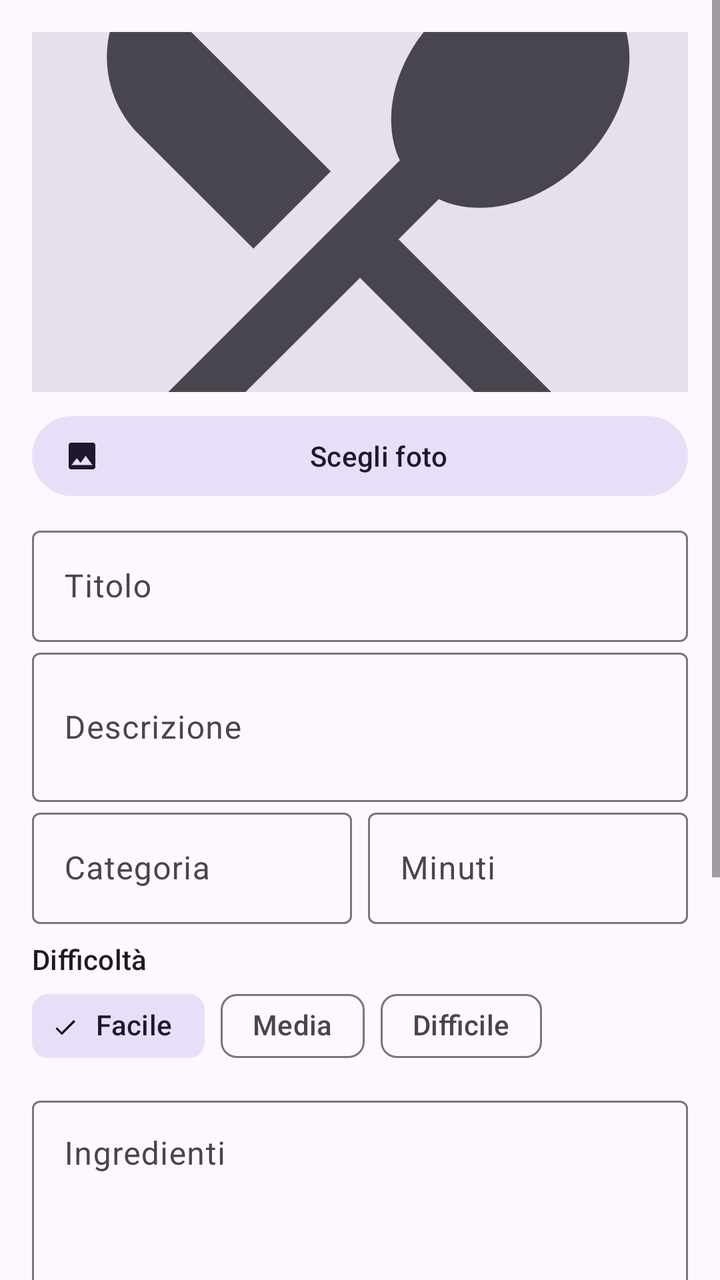
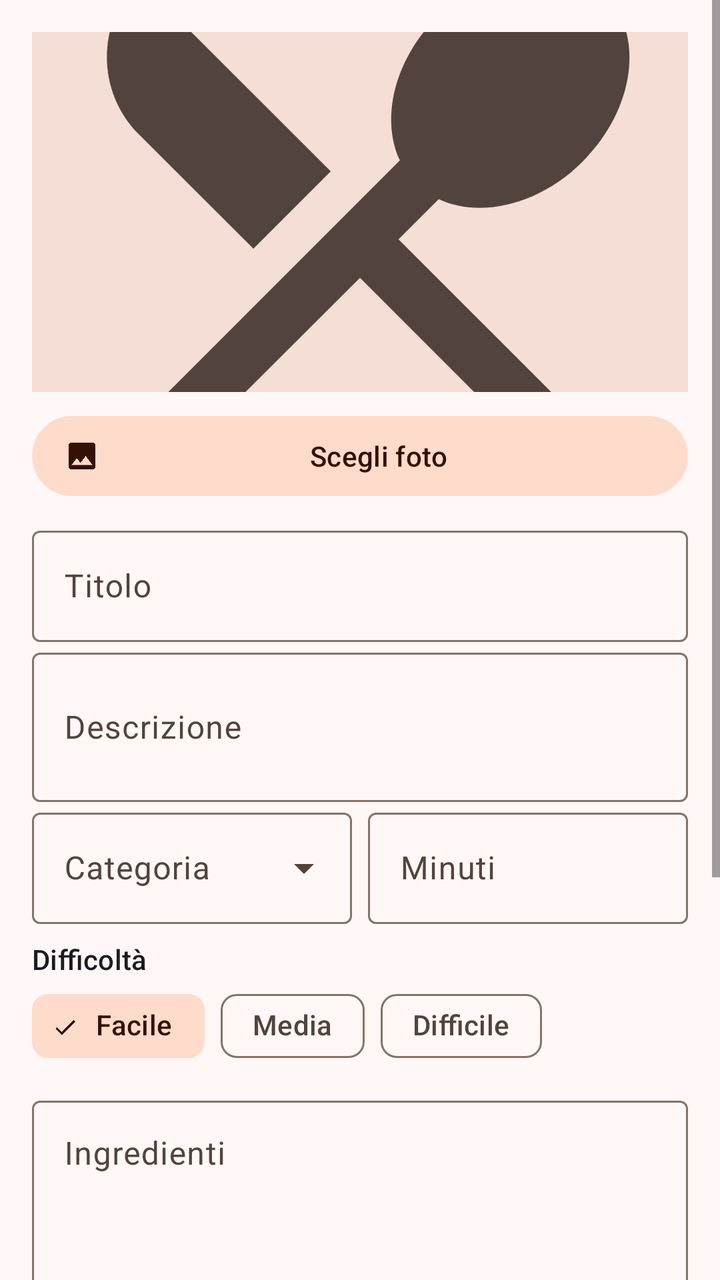

Two renders of the same Android screen: before a commit and after it. Below are the layout's source before the change and the commit's diff.
<!-- AndroidManifest.xml: application theme Theme.ESAMEMOBILE -->
<!-- res/layout/fragment_recipe_edit.xml -->
<?xml version="1.0" encoding="utf-8"?>
<ScrollView xmlns:android="http://schemas.android.com/apk/res/android"
    xmlns:app="http://schemas.android.com/apk/res-auto"
    android:layout_width="match_parent"
    android:layout_height="match_parent">

    <LinearLayout
        android:layout_width="match_parent"
        android:layout_height="wrap_content"
        android:orientation="vertical"
        android:padding="16dp">

        <ImageView
            android:id="@+id/imageRecipe"
            android:layout_width="match_parent"
            android:layout_height="180dp"
            android:background="?attr/colorSurfaceVariant"
            android:contentDescription="@string/recipe_image"
            android:scaleType="centerCrop"
            android:src="@drawable/ic_recipe_placeholder" />

        <com.google.android.material.button.MaterialButton
            android:id="@+id/buttonPickImage"
            style="@style/Widget.Material3.Button.TonalButton.Icon"
            android:layout_width="match_parent"
            android:layout_height="wrap_content"
            android:layout_marginTop="8dp"
            android:text="@string/recipe_pick_image"
            app:icon="@drawable/ic_image" />

        <com.google.android.material.textfield.TextInputLayout
            android:layout_width="match_parent"
            android:layout_height="wrap_content"
            android:layout_marginTop="8dp"
            android:hint="@string/recipe_title_hint">

            <com.google.android.material.textfield.TextInputEditText
                android:id="@+id/editTitle"
                android:layout_width="match_parent"
                android:layout_height="wrap_content"
                android:inputType="textCapSentences" />
        </com.google.android.material.textfield.TextInputLayout>

        <com.google.android.material.textfield.TextInputLayout
            android:layout_width="match_parent"
            android:layout_height="wrap_content"
            android:hint="@string/recipe_description_hint">

            <com.google.android.material.textfield.TextInputEditText
                android:id="@+id/editDescription"
                android:layout_width="match_parent"
                android:layout_height="wrap_content"
                android:inputType="textCapSentences|textMultiLine"
                android:minLines="2" />
        </com.google.android.material.textfield.TextInputLayout>

        <LinearLayout
            android:layout_width="match_parent"
            android:layout_height="wrap_content"
            android:orientation="horizontal">

            <com.google.android.material.textfield.TextInputLayout
                android:layout_width="0dp"
                android:layout_height="wrap_content"
                android:layout_marginEnd="8dp"
                android:layout_weight="1"
                android:hint="@string/recipe_category_hint">

                <com.google.android.material.textfield.TextInputEditText
                    android:id="@+id/editCategory"
                    android:layout_width="match_parent"
                    android:layout_height="wrap_content"
                    android:inputType="textCapWords" />
            </com.google.android.material.textfield.TextInputLayout>

            <com.google.android.material.textfield.TextInputLayout
                android:layout_width="0dp"
                android:layout_height="wrap_content"
                android:layout_weight="1"
                android:hint="@string/recipe_prep_time_hint">

                <com.google.android.material.textfield.TextInputEditText
                    android:id="@+id/editPrepTime"
                    android:layout_width="match_parent"
                    android:layout_height="wrap_content"
                    android:inputType="number" />
            </com.google.android.material.textfield.TextInputLayout>
        </LinearLayout>

        <TextView
            android:layout_width="wrap_content"
            android:layout_height="wrap_content"
            android:layout_marginTop="8dp"
            android:text="@string/recipe_difficulty"
            android:textAppearance="?attr/textAppearanceLabelLarge" />

        <com.google.android.material.chip.ChipGroup
            android:id="@+id/chipGroupDifficulty"
            android:layout_width="match_parent"
            android:layout_height="wrap_content"
            app:selectionRequired="true"
            app:singleSelection="true">

            <com.google.android.material.chip.Chip
                android:id="@+id/chipEasy"
                style="@style/Widget.Material3.Chip.Filter"
                android:layout_width="wrap_content"
                android:layout_height="wrap_content"
                android:checked="true"
                android:text="@string/difficulty_easy" />

            <com.google.android.material.chip.Chip
                android:id="@+id/chipMedium"
                style="@style/Widget.Material3.Chip.Filter"
                android:layout_width="wrap_content"
                android:layout_height="wrap_content"
                android:text="@string/difficulty_medium" />

            <com.google.android.material.chip.Chip
                android:id="@+id/chipHard"
                style="@style/Widget.Material3.Chip.Filter"
                android:layout_width="wrap_content"
                android:layout_height="wrap_content"
                android:text="@string/difficulty_hard" />
        </com.google.android.material.chip.ChipGroup>

        <com.google.android.material.textfield.TextInputLayout
            android:layout_width="match_parent"
            android:layout_height="wrap_content"
            android:layout_marginTop="8dp"
            app:helperText="@string/recipe_ingredients_helper"
            android:hint="@string/recipe_ingredients_hint">

            <com.google.android.material.textfield.TextInputEditText
                android:id="@+id/editIngredients"
                android:layout_width="match_parent"
                android:layout_height="wrap_content"
                android:gravity="top"
                android:inputType="textMultiLine|textCapSentences"
                android:minLines="3" />
        </com.google.android.material.textfield.TextInputLayout>

        <com.google.android.material.textfield.TextInputLayout
            android:layout_width="match_parent"
            android:layout_height="wrap_content"
            app:helperText="@string/recipe_steps_helper"
            android:hint="@string/recipe_steps_hint">

            <com.google.android.material.textfield.TextInputEditText
                android:id="@+id/editSteps"
                android:layout_width="match_parent"
                android:layout_height="wrap_content"
                android:gravity="top"
                android:inputType="textMultiLine|textCapSentences"
                android:minLines="3" />
        </com.google.android.material.textfield.TextInputLayout>

        <com.google.android.material.materialswitch.MaterialSwitch
            android:id="@+id/switchPublic"
            android:layout_width="match_parent"
            android:layout_height="wrap_content"
            android:layout_marginTop="8dp"
            android:checked="true"
            android:text="@string/recipe_public" />

        <com.google.android.material.button.MaterialButton
            android:id="@+id/buttonSave"
            android:layout_width="match_parent"
            android:layout_height="wrap_content"
            android:layout_marginTop="16dp"
            android:text="@string/recipe_save" />

        <ProgressBar
            android:id="@+id/progress"
            android:layout_width="wrap_content"
            android:layout_height="wrap_content"
            android:layout_gravity="center_horizontal"
            android:layout_marginTop="16dp"
            android:visibility="gone" />
    </LinearLayout>
</ScrollView>
<!-- resources referenced by this layout -->
<resources>
  <string name="difficulty_easy">Facile</string>
  <string name="difficulty_hard">Difficile</string>
  <string name="difficulty_medium">Media</string>
  <string name="recipe_prep_time_hint">Minuti</string>
  <string name="recipe_save">Salva ricetta</string>
  <string name="recipe_steps_hint">Passaggi</string>
  <string name="recipe_title_hint">Titolo</string>
  <style name="Base.Theme.ESAMEMOBILE" parent="Theme.Material3.DayNight.NoActionBar">
          
          
      </style>
  <!-- unchanged entries left out for length: 12 -->
</resources>

<!-- the commit's change to res/layout/fragment_recipe_edit.xml (unified diff, before → after) -->
@@ -60,17 +60,19 @@
             android:orientation="horizontal">
 
             <com.google.android.material.textfield.TextInputLayout
+                style="@style/Widget.Material3.TextInputLayout.OutlinedBox.ExposedDropdownMenu"
                 android:layout_width="0dp"
                 android:layout_height="wrap_content"
                 android:layout_marginEnd="8dp"
                 android:layout_weight="1"
                 android:hint="@string/recipe_category_hint">
 
-                <com.google.android.material.textfield.TextInputEditText
+                <com.google.android.material.textfield.MaterialAutoCompleteTextView
                     android:id="@+id/editCategory"
                     android:layout_width="match_parent"
                     android:layout_height="wrap_content"
-                    android:inputType="textCapWords" />
+                    android:inputType="none"
+                    app:simpleItems="@array/recipe_categories" />
             </com.google.android.material.textfield.TextInputLayout>
 
             <com.google.android.material.textfield.TextInputLayout
<!-- resource entries referenced after the edit -->
@@ -1,5 +1,13 @@
 <!-- resources referenced by this layout -->
 <resources>
+  <string-array name="recipe_categories">
+          <item>Antipasto</item>
+          <item>Primo</item>
+          <item>Secondo</item>
+          <item>Contorno</item>
+          <item>Dolce</item>
+          <item>Bevanda</item>
+      </string-array>
   <string name="difficulty_easy">Facile</string>
   <string name="difficulty_hard">Difficile</string>
   <string name="difficulty_medium">Media</string>
@@ -8,9 +16,66 @@
   <string name="recipe_steps_hint">Passaggi</string>
   <string name="recipe_title_hint">Titolo</string>
   <style name="Base.Theme.ESAMEMOBILE" parent="Theme.Material3.DayNight.NoActionBar">
-          
-          
+          <item name="colorPrimary">@color/md_primary</item>
+          <item name="colorOnPrimary">@color/md_on_primary</item>
+          <item name="colorPrimaryContainer">@color/md_primary_container</item>
+          <item name="colorOnPrimaryContainer">@color/md_on_primary_container</item>
+          <item name="colorPrimaryInverse">@color/md_inverse_primary</item>
+  
+          <item name="colorSecondary">@color/md_secondary</item>
+          <item name="colorOnSecondary">@color/md_on_secondary</item>
+          <item name="colorSecondaryContainer">@color/md_secondary_container</item>
+          <item name="colorOnSecondaryContainer">@color/md_on_secondary_container</item>
+  
+          <item name="colorTertiary">@color/md_tertiary</item>
+          <item name="colorOnTertiary">@color/md_on_tertiary</item>
+          <item name="colorTertiaryContainer">@color/md_tertiary_container</item>
+          <item name="colorOnTertiaryContainer">@color/md_on_tertiary_container</item>
+  
+          <item name="colorError">@color/md_error</item>
+          <item name="colorOnError">@color/md_on_error</item>
+          <item name="colorErrorContainer">@color/md_error_container</item>
+          <item name="colorOnErrorContainer">@color/md_on_error_container</item>
+  
+          <item name="android:colorBackground">@color/md_background</item>
+          <item name="colorOnBackground">@color/md_on_background</item>
+          <item name="colorSurface">@color/md_surface</item>
+          <item name="colorOnSurface">@color/md_on_surface</item>
+          <item name="colorSurfaceVariant">@color/md_surface_variant</item>
+          <item name="colorOnSurfaceVariant">@color/md_on_surface_variant</item>
+          <item name="colorSurfaceInverse">@color/md_inverse_surface</item>
+          <item name="colorOnSurfaceInverse">@color/md_inverse_on_surface</item>
+  
+          <item name="colorOutline">@color/md_outline</item>
+          <item name="colorOutlineVariant">@color/md_outline_variant</item>
       </style>
+  <color name="md_primary">#BD4B14</color>
+  <color name="md_on_primary">#FFFFFF</color>
+  <color name="md_primary_container">#FFDBCC</color>
+  <color name="md_on_primary_container">#380D00</color>
+  <color name="md_inverse_primary">#FFB68F</color>
+  <color name="md_secondary">#8C4A30</color>
+  <color name="md_on_secondary">#FFFFFF</color>
+  <color name="md_secondary_container">#FFDBCC</color>
+  <color name="md_on_secondary_container">#341100</color>
+  <color name="md_tertiary">#6D5C2E</color>
+  <color name="md_on_tertiary">#FFFFFF</color>
+  <color name="md_tertiary_container">#F8E0A1</color>
+  <color name="md_on_tertiary_container">#221B00</color>
+  <color name="md_error">#BA1A1A</color>
+  <color name="md_on_error">#FFFFFF</color>
+  <color name="md_error_container">#FFDAD6</color>
+  <color name="md_on_error_container">#410002</color>
+  <color name="md_background">#FFF8F6</color>
+  <color name="md_on_background">#211A17</color>
+  <color name="md_surface">#FFF8F6</color>
+  <color name="md_on_surface">#211A17</color>
+  <color name="md_surface_variant">#F4DED5</color>
+  <color name="md_on_surface_variant">#52443D</color>
+  <color name="md_inverse_surface">#362F2C</color>
+  <color name="md_inverse_on_surface">#FBEEE9</color>
+  <color name="md_outline">#84746B</color>
+  <color name="md_outline_variant">#D7C2B8</color>
   <!-- unchanged entries left out for length: 12 -->
 </resources>
 
